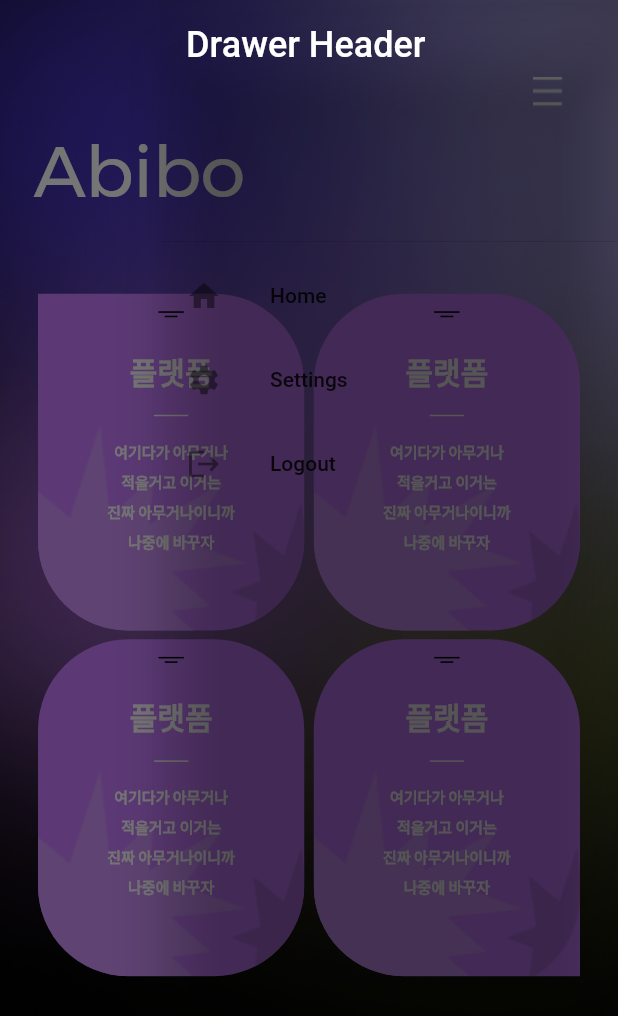
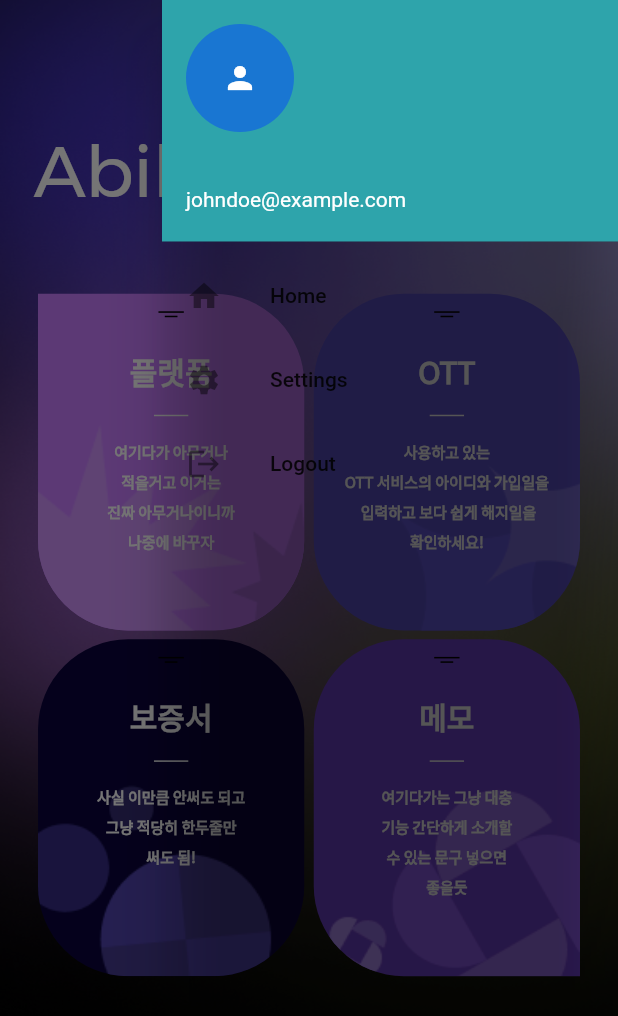
Before and after one commit to abibo-flutter/abibo, a Flutter app: the MainScreen screen opened directly, with the side drawer open, on a phone screen of 412 x 824 dp. Shown: the top 1016 px of the screen. Run offline on Flutter 3.47's test engine with Material 2 defaults, Android fonts, the phone set to English and light mode, and no system bars; our stand-ins replace firebase_auth, firebase_core, get, image_picker; accounts and stored records are empty; Roboto replaces fonts that are missing (Pretendard).

```diff
--- a/lib/screens/main_screen.dart
+++ b/lib/screens/main_screen.dart
@@ -3,7 +3,9 @@ import 'package:flutter/material.dart';
 import 'package:firebase_auth/firebase_auth.dart';
 import 'package:abibo/screens/theme/text_theme.dart';
 import 'package:abibo/widgets/mainmenucard.dart';
+import 'package:image_picker/image_picker.dart';
 import 'package:get/get.dart';
+import 'dart:io';
 
 class MainScreen extends StatefulWidget {
   const MainScreen({Key? key}) : super(key: key);
@@ -12,13 +14,103 @@ class MainScreen extends StatefulWidget {
   State<MainScreen> createState() => _MainScreenState();
 }
 
+class CustomUserAccountDrawerHeader extends StatefulWidget {
+  const CustomUserAccountDrawerHeader({Key? key}) : super(key: key);
+
+  @override
+  _CustomUserAccountDrawerHeaderState createState() =>
+      _CustomUserAccountDrawerHeaderState();
+}
+
+class _CustomUserAccountDrawerHeaderState
+    extends State<CustomUserAccountDrawerHeader>
+    with SingleTickerProviderStateMixin {
+  late AnimationController _animationController;
+  late Animation<Offset> _animation;
+  File? _selectedImage;
+
+  void _selectImage() async {
+    final imagePicker = ImagePicker();
+    final pickedImage =
+        await imagePicker.pickImage(source: ImageSource.gallery);
+    if (pickedImage != null) {
+      setState(() {
+        _selectedImage = File(pickedImage.path);
+      });
+    }
+  }
+
+  @override
+  void initState() {
+    super.initState();
+    _animationController = AnimationController(
+      vsync: this,
+      duration: const Duration(milliseconds: 500), // 애니메이션 지속 시간
+    );
+
+    _animation = Tween<Offset>(
+      begin: const Offset(1.0, 0.0), // 시작 위치 (오른쪽에서)
+      end: Offset.zero, // 종료 위치 (왼쪽으로 이동)
+    ).animate(
+      CurvedAnimation(
+        parent: _animationController,
+        curve: Curves.easeInOut, // 애니메이션 곡선 설정 (선택사항)
+      ),
+    );
+
+    _animationController.forward();
+  }
+
+  @override
+  void dispose() {
+    _animationController.dispose();
+    super.dispose();
+  }
+
+  @override
+  Widget build(BuildContext context) {
+    return SlideTransition(
+      position: _animation,
+      child: UserAccountsDrawerHeader(
+        accountName: const SizedBox.shrink(),
+        accountEmail: const Text('johndoe@example.com'),
+        currentAccountPicture: InkWell(
+          onTap: _selectImage,
+          child: CircleAvatar(
+            backgroundImage:
+                _selectedImage != null ? FileImage(_selectedImage!) : null,
+            child: _selectedImage == null
+                ? GestureDetector(
+                    onTap: _selectImage,
+                    child: const Icon(Icons.person),
+                  )
+                : null,
+          ),
+        ),
+      ),
+    );
+  }
+}
+
 void navigateToLoginScreen() {
   Get.to(() => const LoginScreen());
 }
 
 class _MainScreenState extends State<MainScreen> {
   final _authentication = FirebaseAuth.instance;
-  late User user;
+  late User? user;
+  File? _selectedImage;
+
+  void _selectImage() async {
+    final imagePicker = ImagePicker();
+    final pickedImage =
+        await imagePicker.pickImage(source: ImageSource.gallery);
+    if (pickedImage != null) {
+      setState(() {
+        _selectedImage = File(pickedImage.path);
+      });
+    }
+  }
 
   void getCurrentUser() {
     try {
@@ -52,16 +144,7 @@ class _MainScreenState extends State<MainScreen> {
         child: ListView(
           padding: EdgeInsets.zero,
           children: [
-            const DrawerHeader(
-              decoration: BoxDecoration(color: Colors.transparent),
-              child: Text(
-                'Drawer Header',
-                style: TextStyle(
-                  color: Colors.white,
-                  fontSize: 24,
-                ),
-              ),
-            ),
+            const CustomUserAccountDrawerHeader(),
             ListTile(
               leading: const Icon(Icons.home),
               title: const Text('Home'),
@@ -149,10 +232,11 @@ class _MainScreenState extends State<MainScreen> {
                           width: screenWidth / 390 * 6,
                         ),
                         const MainMenu(
-                          color: Color(0xFFC87CFF),
-                          image: 'assets/images/mainmenu1.png',
-                          headline: '플랫폼',
-                          text: '여기다가 아무거나\n적을거고 이거는\n진짜 아무거나이니까\n나중에 바꾸자',
+                          color: Color(0xFF6153D1),
+                          image: 'assets/images/mainmenu2.png',
+                          headline: 'OTT',
+                          text:
+                              '사용하고 있는 \nOTT 서비스의 아이디와 가입일을\n 입력하고 보다 쉽게 해지일을\n확인하세요!',
                         ),
                       ],
                     ),
@@ -163,19 +247,19 @@ class _MainScreenState extends State<MainScreen> {
                       mainAxisAlignment: MainAxisAlignment.center,
                       children: [
                         const MainMenu(
-                          color: Color(0xFFC87CFF),
-                          image: 'assets/images/mainmenu1.png',
-                          headline: '플랫폼',
-                          text: '여기다가 아무거나\n적을거고 이거는\n진짜 아무거나이니까\n나중에 바꾸자',
+                          color: Color(0xFF0A033C),
+                          image: 'assets/images/mainmenu3.png',
+                          headline: '보증서',
+                          text: '사실 이만큼 안써도 되고\n그냥 적당히 한두줄만\n써도 됨!',
                         ),
                         SizedBox(
                           width: screenWidth / 390 * 6,
                         ),
                         const MainMenu(
-                          color: Color(0xFFC87CFF),
-                          image: 'assets/images/mainmenu1.png',
-                          headline: '플랫폼',
-                          text: '여기다가 아무거나\n적을거고 이거는\n진짜 아무거나이니까\n나중에 바꾸자',
+                          color: Color(0xFF7443D3),
+                          image: 'assets/images/mainmenu4.png',
+                          headline: '메모',
+                          text: '여기다가는 그냥 대충\n기능 간단하게 소개할 \n수 있는 문구 넣으면 \n좋을듯',
                           bottomRight: false,
                         ),
                       ],
--- a/pubspec.yaml
+++ b/pubspec.yaml
@@ -32,6 +32,8 @@ dependencies:
   firebase_auth:
   flutter_bloc:
   google_sign_in:
+  image_picker:
+  image_cropper:
   get:
   flutter:
     sdk: flutter
```
Also changed, not shown: pubspec.lock, 7 other files.
